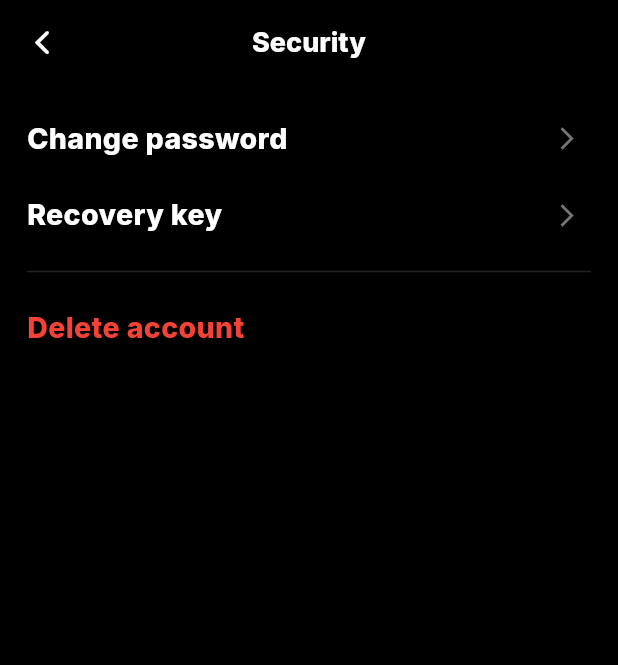
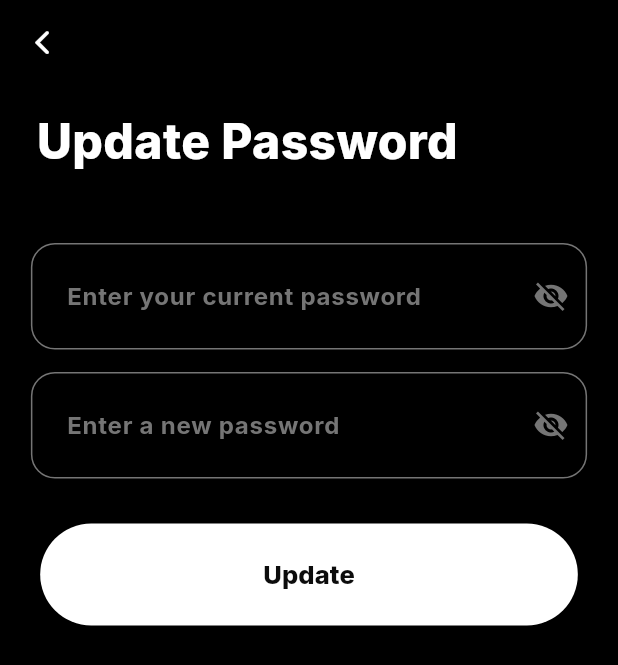
Before and after one commit to Tho100/revent, a Flutter app: the SecurityPage screen opened directly, after a tap on "Change password", on a phone screen of 412 x 824 dp. Shown: the top 665 px of the screen. Run offline on Flutter 3.47's test engine with Material 3 defaults, Android fonts, the phone set to English and light mode, and no system bars; our stand-ins replace flutter_dotenv, flutter_native_image, get_it, google_fonts; missing offline and left inert: dynamic_height_grid_view, image_picker_plus, mysql_client.

Commit message:
Allow user to update password

```diff
--- /dev/null
+++ b/lib/controllers/security_auth_controller.dart
@@ -0,0 +1,13 @@
+import 'package:flutter/material.dart';
+
+class SecurityAuthController {
+
+  final currentPasswordController = TextEditingController();
+  final newPasswordController = TextEditingController();
+
+  void dispose() {
+    currentPasswordController.dispose();
+    newPasswordController.dispose();
+  }
+
+}
--- a/lib/data_query/user_login_service.dart
+++ b/lib/data_query/user_login_service.dart
@@ -7,6 +7,7 @@ import 'package:revent/helper/navigate_page.dart';
 import 'package:revent/model/local_storage_model.dart';
 import 'package:revent/provider/user_data_provider.dart';
 import 'package:revent/security/hash_model.dart';
+import 'package:revent/security/user_auth.dart';
 import 'package:revent/ui_dialog/alert_dialog.dart';
 import 'package:revent/vent_query/vent_data_setup.dart';
 
@@ -32,7 +33,7 @@ class UserLoginService {
       return;
     }
 
-    final authenticationInformation = await userDataGetter
+    final authenticationInformation = await UserAuth()
       .getAccountAuthentication(username: username, conn: conn);
 
     final isAuthMatched = AuthModel().computeHash(auth) == authenticationInformation;
--- /dev/null
+++ b/lib/pages/setttings/security/change_password_page.dart
@@ -0,0 +1,142 @@
+import 'package:flutter/material.dart';
+import 'package:get_it/get_it.dart';
+import 'package:revent/connection/revent_connect.dart';
+import 'package:revent/controllers/security_auth_controller.dart';
+import 'package:revent/provider/user_data_provider.dart';
+import 'package:revent/security/hash_model.dart';
+import 'package:revent/security/user_auth.dart';
+import 'package:revent/ui_dialog/alert_dialog.dart';
+import 'package:revent/ui_dialog/snack_bar.dart';
+import 'package:revent/widgets/app_bar.dart';
+import 'package:revent/widgets/buttons/main_button.dart';
+import 'package:revent/widgets/header_text.dart';
+import 'package:revent/widgets/text_field/auth_textfield.dart';
+
+class ChangePasswordPage extends StatefulWidget {
+
+  const ChangePasswordPage({super.key});
+
+  @override
+  State<ChangePasswordPage> createState() => ChangePasswordPageState();
+
+}
+
+class ChangePasswordPageState extends State<ChangePasswordPage> {
+
+  final authController = SecurityAuthController();
+
+  final currentPasswordNotifier = ValueNotifier<bool>(false);
+  final newPasswordNotifier = ValueNotifier<bool>(false);
+
+  final userAuth = UserAuth();
+
+  final userData = GetIt.instance<UserDataProvider>();
+
+  Future<void> _updatePasswordOnPressed() async {
+
+    try {
+
+      final conn = await ReventConnect.initializeConnection();
+
+      final currentPasswordHash = await userAuth
+        .getAccountAuthentication(conn: conn, username: userData.user.username);
+
+      final currentPasswordInput = authController.currentPasswordController.text;
+      final currentPasswordInputHash = AuthModel().computeHash(currentPasswordInput);
+
+      final newPasswordInput = authController.newPasswordController.text;
+      final newPasswordInputHash = AuthModel().computeHash(newPasswordInput);
+
+      if(newPasswordInput == currentPasswordInput) {
+        CustomAlertDialog.alertDialog("New password can't be the same as the old one");
+        return;
+      }
+
+      if(currentPasswordHash == currentPasswordInputHash) {
+
+        await userAuth.updateAccountAuth(
+          conn: conn,
+          username: userData.user.username,
+          newPasswordHash: newPasswordInputHash
+        ).then((value) => CustomAlertDialog.alertDialogTitle('Password updated', 'Your account password has been updated'));
+
+      } else {
+        CustomAlertDialog.alertDialog('Password is incorrect');
+
+      }
+
+    } catch (err) {
+      SnackBarDialog.errorSnack(message: 'Something went wrong');
+    }
+
+  }
+
+  Widget _buildBody(BuildContext context) {
+    return Padding(
+      padding: EdgeInsets.symmetric(
+        horizontal: MediaQuery.of(context).size.width * 0.05,
+      ),
+      child: Column(
+        children: [
+
+          const Padding(
+            padding: EdgeInsets.only(left: 4.0),
+            child: HeaderText(
+              title: 'Update Password',
+              subTitle: ''
+            ),
+          ),
+
+          const SizedBox(height: 10),
+
+          AuthTextField().passwordTextField(
+            hintText: 'Enter your current password',
+            controller: authController.currentPasswordController,
+            visibility: currentPasswordNotifier
+          ),
+
+          const SizedBox(height: 15),
+
+          AuthTextField().passwordTextField(
+            hintText: 'Enter a new password',
+            controller: authController.newPasswordController,
+            visibility: newPasswordNotifier
+          ),
+
+          const SizedBox(height: 30),
+
+          MainButton(
+            text: 'Update',
+            customFontSize: 17,
+            onPressed: () async {
+              FocusScope.of(context).unfocus();
+              await _updatePasswordOnPressed();
+            }
+          ),
+
+        ],
+      ),
+    );
+  }
+
+  @override
+  void dispose() {
+    authController.dispose();
+    newPasswordNotifier.dispose();
+    currentPasswordNotifier.dispose();
+    super.dispose();
+  }
+
+  @override
+  Widget build(BuildContext context) {
+    return Scaffold(
+      appBar: CustomAppBar(
+        context: context,
+        title: ''
+      ).buildAppBar(),
+      resizeToAvoidBottomInset: false,
+      body: _buildBody(context),
+    );
+  }
+
+}
--- a/lib/pages/setttings/security_page.dart
+++ b/lib/pages/setttings/security_page.dart
@@ -1,4 +1,5 @@
 import 'package:flutter/material.dart';
+import 'package:revent/pages/setttings/security/change_password_page.dart';
 import 'package:revent/themes/theme_color.dart';
 import 'package:revent/widgets/app_bar.dart';
 import 'package:revent/widgets/buttons/settings_button.dart';
@@ -7,7 +8,7 @@ class SecurityPage extends StatelessWidget {
 
   const SecurityPage({super.key});
 
-  Widget _buildBody() {
+  Widget _buildBody(BuildContext context) {
     return Padding(
       padding: const EdgeInsets.only(top: 15.0),
       child: Column(
@@ -15,7 +16,12 @@ class SecurityPage extends StatelessWidget {
 
           SettingsButton(
             text: 'Change password',
-            onPressed: () {}
+            onPressed: () {
+              Navigator.push(
+                context,
+                MaterialPageRoute(builder: (_) => const ChangePasswordPage())
+              );
+            }
           ),
 
           const SizedBox(height: 8),
@@ -52,7 +58,7 @@ class SecurityPage extends StatelessWidget {
         context: context,
         title: 'Security'
       ).buildAppBar(),
-      body: _buildBody(),
+      body: _buildBody(context),
     );
   }
 
--- a/lib/security/hash_model.dart
+++ b/lib/security/hash_model.dart
@@ -1,7 +1,7 @@
 import 'dart:convert';
 import 'package:crypto/crypto.dart';
 
-class AuthModel {
+class AuthModel { // TODO: Rename to hash model
 
   String computeHash(String strInput) {
 
--- /dev/null
+++ b/lib/security/user_auth.dart
@@ -0,0 +1,36 @@
+import 'package:mysql_client/mysql_client.dart';
+
+class UserAuth {
+
+  Future<String> getAccountAuthentication({
+    required MySQLConnectionPool conn,
+    required String username
+  }) async {
+
+    const query = 'SELECT password FROM user_information WHERE username = :username';
+    final params = {'username': username};
+
+    final results = await conn.execute(query, params);
+
+    return results.rows.last.assoc()['password']!;
+
+  }
+
+  Future<void> updateAccountAuth({
+    required MySQLConnectionPool conn,
+    required String username,
+    required String newPasswordHash
+  }) async {
+
+    const query = 'UPDATE user_information SET password = :new_password WHERE username = :username';
+
+    final params = {
+      'username': username,
+      'new_password': newPasswordHash
+    };
+
+    await conn.execute(query, params);
+
+  }
+
+}
```
Also changed, not shown: lib/data_query/user_data_getter.dart (+0 -14 lines).
